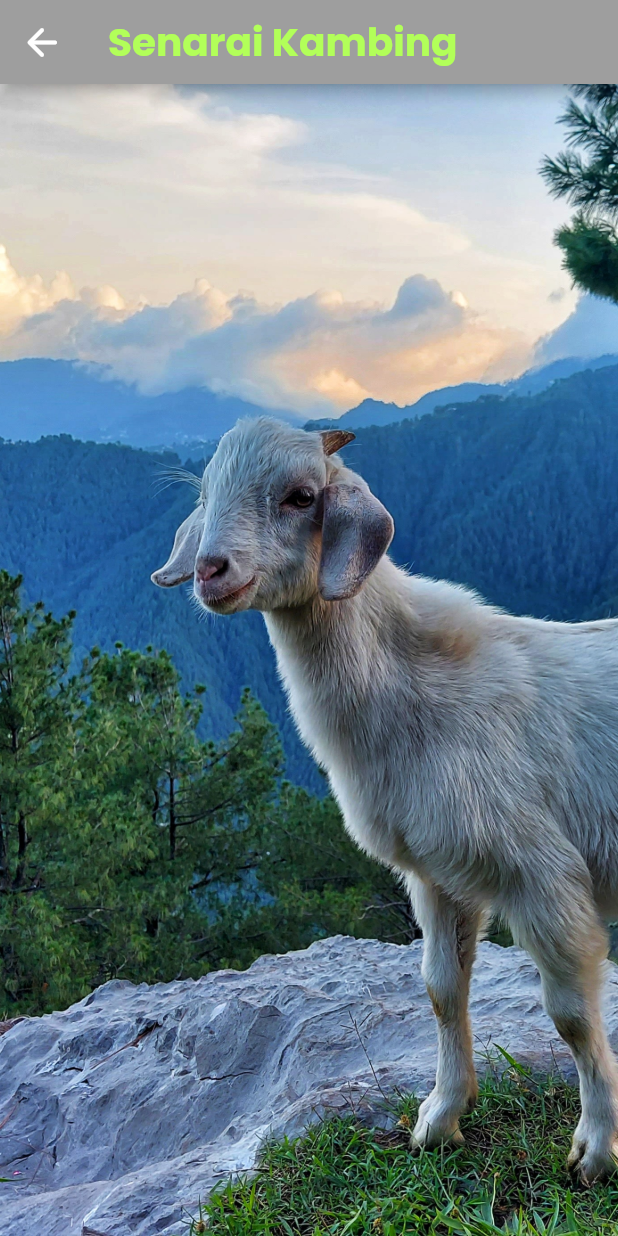
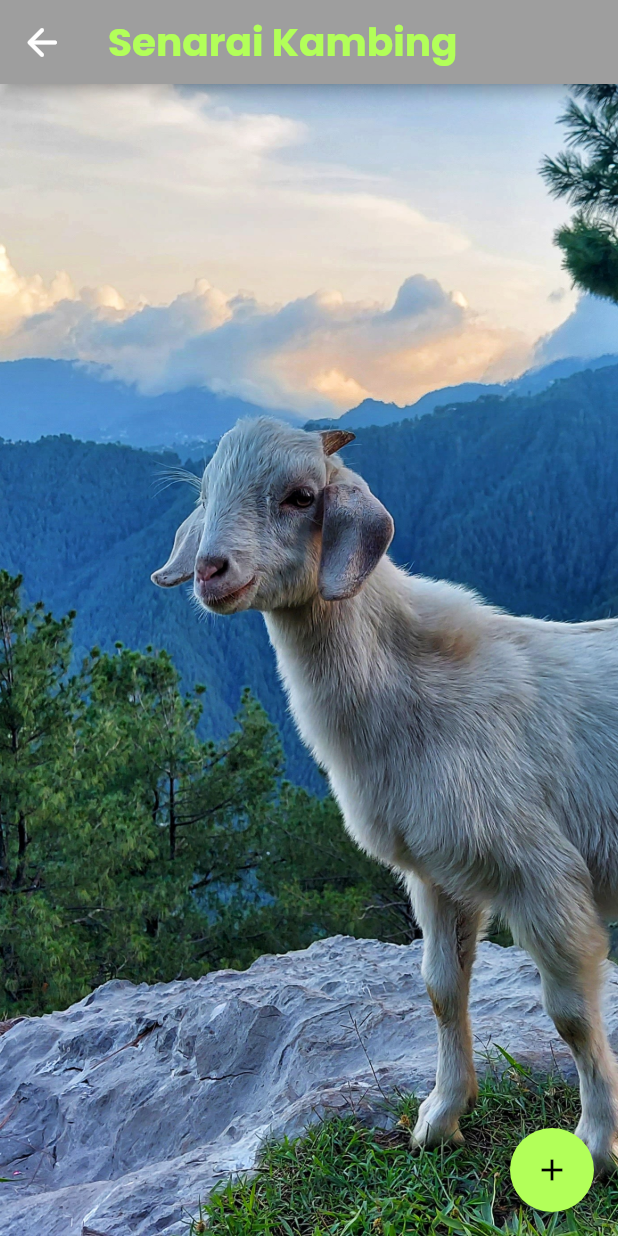
Before and after one commit to datsabahandude/kambing_padula, a Flutter app: the kambing_list screen opened directly, on a phone screen of 412 x 824 dp. Run offline on Flutter 3.47's test engine with Material 2 defaults, Android fonts, the phone set to English and light mode, and no system bars; our stand-ins replace google_fonts.

Commit message:
[add floating action button] #3

```diff
--- a/lib/kambing_list.dart
+++ b/lib/kambing_list.dart
@@ -44,7 +44,12 @@ class _kambing_listState extends State<kambing_list> {
           body: Column(
             crossAxisAlignment: CrossAxisAlignment.start,
             children: [],
-          )
+          ),
+        floatingActionButton: FloatingActionButton(
+          backgroundColor: Colors.lightGreenAccent,
+          onPressed: (){},
+          child: Icon(Icons.add),
+        ),
       ),
     );
   }
--- a/lib/main.dart
+++ b/lib/main.dart
@@ -172,7 +172,7 @@ class _MyHomePageState extends State<MyHomePage> {
             ),
           ),
         ],
-      )
+      ),
     ),
     );
   }
--- a/pubspec.yaml
+++ b/pubspec.yaml
@@ -13,6 +13,7 @@ dependencies:
     sdk: flutter
   cupertino_icons: ^1.0.2
   google_fonts: ^3.0.1
+  shared_preferences: ^2.0.15
 
 dev_dependencies:
   flutter_test:
```
Also changed, not shown: pubspec.lock.
